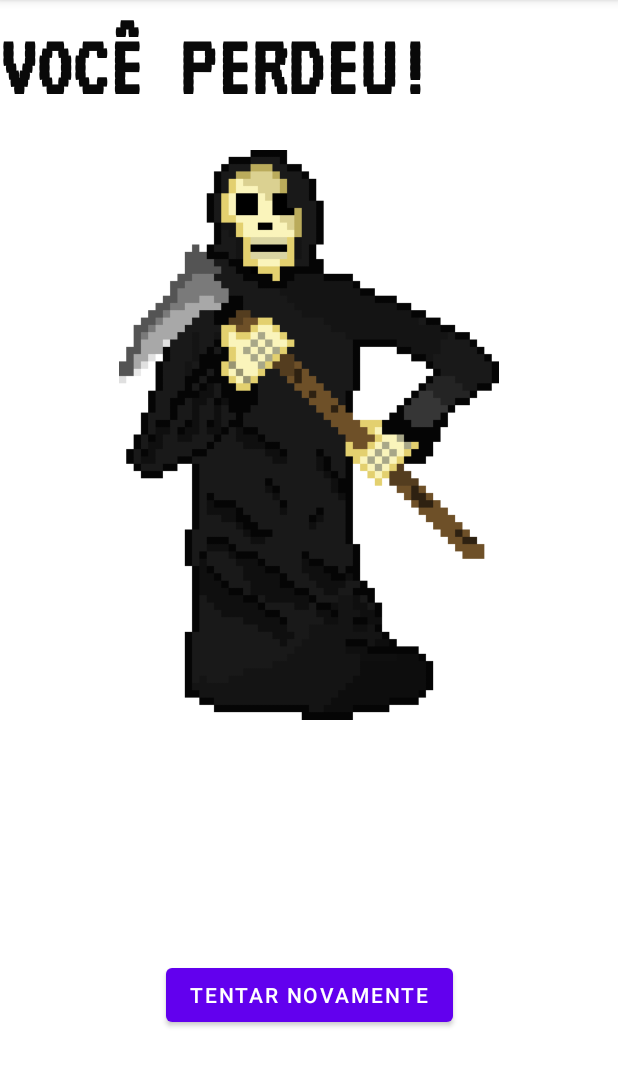
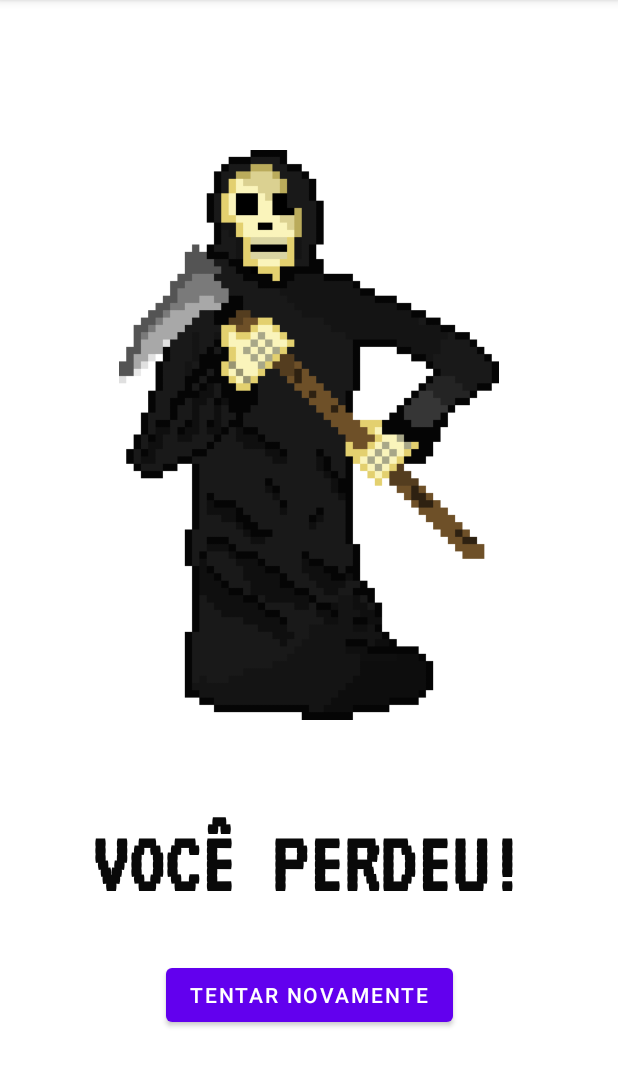
Before and after one commit to lAlissial/JogoForca05Kotlin, an Android app: the PerdeuActivity screen opened directly, with no data from a screen before it, on a phone screen of 412 x 824 dp, the part 84-1171 px from its top. Run offline under Robolectric (Android 15) with nearby library versions, the phone set to English and light mode, and no system bars.

Commit message:
fix: posicoes dos itens

```diff
--- a/app/src/main/res/layout/activity_home_initial2.xml
+++ b/app/src/main/res/layout/activity_home_initial2.xml
@@ -10,8 +10,8 @@
 
     <ImageView
         android:id="@+id/ivHangmansNoose"
-        android:layout_width="320dp"
-        android:layout_height="617dp"
+        android:layout_width="365dp"
+        android:layout_height="544dp"
         app:layout_constraintBottom_toBottomOf="parent"
         app:layout_constraintEnd_toEndOf="parent"
         app:layout_constraintStart_toStartOf="parent"
--- a/app/src/main/res/layout/activity_perdeu.xml
+++ b/app/src/main/res/layout/activity_perdeu.xml
@@ -26,8 +26,12 @@
         android:textColor="#090909"
         android:textSize="60sp"
         android:textStyle="bold"
-        tools:layout_editor_absoluteX="61dp"
-        tools:layout_editor_absoluteY="476dp" />
+        app:layout_constraintBottom_toBottomOf="parent"
+        app:layout_constraintEnd_toEndOf="parent"
+        app:layout_constraintHorizontal_bias="0.495"
+        app:layout_constraintStart_toStartOf="parent"
+        app:layout_constraintTop_toTopOf="parent"
+        app:layout_constraintVertical_bias="0.769" />
 
     <Button
         android:id="@+id/btTryNovamente"
```
